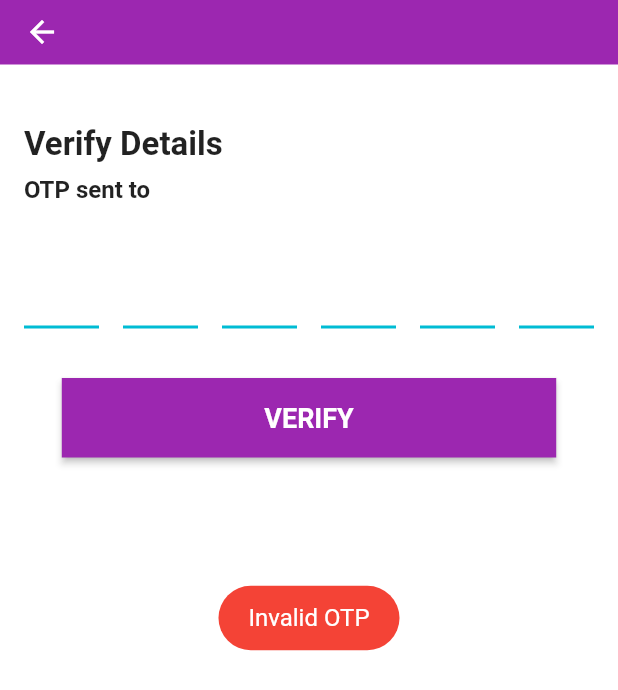
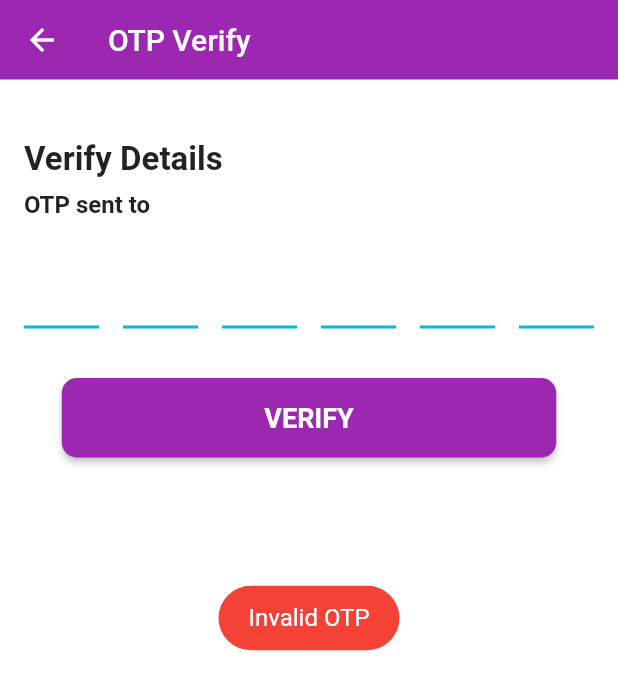
Before and after one commit to PMthedeveloper/TrueCaller_Auth, a Flutter app: the OTPScreen screen opened directly with empty values, after a tap on "VERIFY", on a phone screen of 412 x 824 dp. Shown: the top 690 px of the screen. Run offline on Flutter 3.47's test engine with Material 2 defaults, Android fonts, the phone set to English and light mode, and no system bars; our stand-ins replace cloud_firestore, firebase_auth, fluttertoast, splashscreen; missing offline and left inert: truecaller_sdk; accounts and stored records are empty; network calls fail; statements that could not run were skipped.

Commit message:
some other changes

```diff
--- a/lib/Splash.dart
+++ b/lib/Splash.dart
@@ -1,3 +1,4 @@
+import 'package:cloud_firestore/cloud_firestore.dart';
 import 'package:firebase_auth/firebase_auth.dart';
 import 'package:flutter/material.dart';
 import 'package:splashscreen/splashscreen.dart';
--- a/lib/otp_screen.dart
+++ b/lib/otp_screen.dart
@@ -41,9 +41,10 @@ class _OTPScreenState extends State<OTPScreen> {
       backgroundColor: Colors.white,
       appBar: AppBar(
         elevation: 0.0,
+        title: Text("OTP Verify"),
         bottom: PreferredSize(
           child: Container(
-            padding: EdgeInsets.only(left: 16.0, bottom: 20, top: 40),
+            padding: EdgeInsets.only(left: 16.0, bottom: 10, top: 40),
             color: Colors.white,
             child: Row(
               mainAxisAlignment: MainAxisAlignment.spaceBetween,
@@ -73,8 +74,7 @@ class _OTPScreenState extends State<OTPScreen> {
           preferredSize: Size.fromHeight(100),
         ),
       ),
-      body: SingleChildScrollView(
-        child: Column(
+      body: Column(
         children: <Widget>[
           Padding(
             padding: const EdgeInsets.all(16.0),
@@ -101,7 +101,7 @@ class _OTPScreenState extends State<OTPScreen> {
                 child: RaisedButton(
                   color: Theme.of(context).primaryColor,
                   shape: RoundedRectangleBorder(
-                        borderRadius: BorderRadius.circular(0.0)),
+                      borderRadius: BorderRadius.circular(10.0)),
                   child: Text(
                     "VERIFY",
                     style: TextStyle(
@@ -123,12 +123,10 @@ class _OTPScreenState extends State<OTPScreen> {
           ),
         ],
       ),
-      ),
     );
   }
 
   void showToast(message, Color color) {
-    print(message);
     Fluttertoast.showToast(
         msg: message,
         toastLength: Toast.LENGTH_LONG,
--- a/pubspec.yaml
+++ b/pubspec.yaml
@@ -30,6 +30,7 @@ dependencies:
   firebase_core: ^0.4.1+3
   flutter_truecaller: ^0.3.1
   fluttertoast: ^3.1.3
+
   splashscreen: ^1.2.0
   truecaller_sdk: ^0.0.2
 
```
Also changed, not shown: lib/truecaller_auth.dart (+35 -10 lines), 1 other file. Lines whose indentation alone changed are shown as unchanged.
